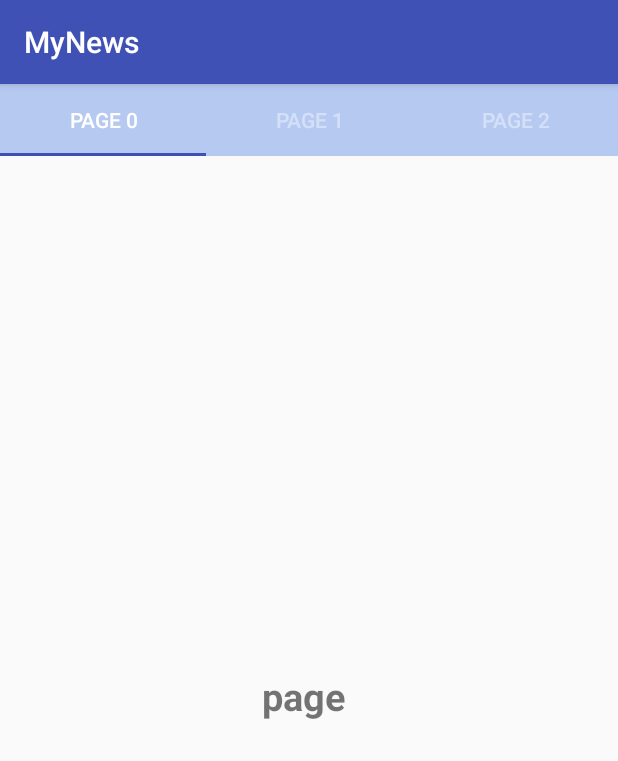
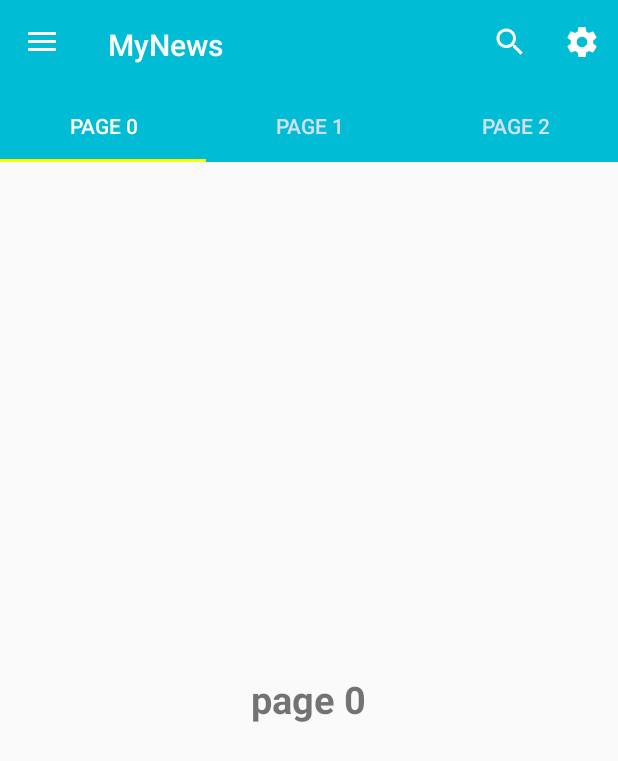
Before and after one commit to k4iz0/MyNews, an Android app: the screen it shows after launch (MainActivity), on a phone screen of 412 x 824 dp. Shown: the top 761 px of the screen. Run offline under Robolectric (Android 15) with nearby library versions, the phone set to English and light mode, and no system bars; our stand-ins replace ButterKnife; 1 statement that could not run was skipped.

Commit message:
- implement toolbar and navigationDrawer

```diff
--- a/app/src/main/java/ltd/kaizo/mynews/Adapter/PageAdapter.java
+++ b/app/src/main/java/ltd/kaizo/mynews/Adapter/PageAdapter.java
@@ -9,8 +9,8 @@ import icepick.State;
 import ltd.kaizo.mynews.Controller.Fragments.FirstFragment;
 
 public class PageAdapter extends FragmentPagerAdapter {
+
     private static int NUM_ITEMS = 3;
-    @State
     int position;
 
     public PageAdapter(FragmentManager mgr) {
@@ -30,8 +30,8 @@ public class PageAdapter extends FragmentPagerAdapter {
     @Override
 
     public Fragment getItem(int position) {
-    this.position = position;
-        return FirstFragment.newInstance();
+
+        return FirstFragment.newInstance(position);
 
     }
 
--- a/app/src/main/java/ltd/kaizo/mynews/Controller/Activities/MainActivity.java
+++ b/app/src/main/java/ltd/kaizo/mynews/Controller/Activities/MainActivity.java
@@ -1,31 +1,108 @@
 package ltd.kaizo.mynews.Controller.Activities;
 
+import android.os.Bundle;
+import android.support.annotation.NonNull;
+import android.support.design.widget.NavigationView;
 import android.support.design.widget.TabLayout;
+import android.support.v4.view.GravityCompat;
 import android.support.v4.view.ViewPager;
+import android.support.v4.widget.DrawerLayout;
+import android.support.v7.app.ActionBarDrawerToggle;
 import android.support.v7.app.AppCompatActivity;
-import android.os.Bundle;
+import android.support.v7.widget.Toolbar;
+import android.view.Menu;
+import android.view.MenuItem;
+import android.view.WindowManager;
+import android.widget.Toast;
 
 import butterknife.BindView;
 import butterknife.ButterKnife;
 import ltd.kaizo.mynews.Adapter.PageAdapter;
 import ltd.kaizo.mynews.R;
 
-public class MainActivity extends AppCompatActivity {
+public class MainActivity extends AppCompatActivity implements NavigationView.OnNavigationItemSelectedListener {
     @BindView(R.id.activity_main_viewpager)
     ViewPager viewPager;
     @BindView(R.id.activity_main_tabs)
     TabLayout tabs;
+    @BindView(R.id.activity_main_toolbar)
+    Toolbar toolbar;
+    @BindView(R.id.activity_main_drawer_layout)
+    DrawerLayout drawerLayout;
+    @BindView(R.id.activity_main_nav_view)
+    NavigationView navigationView;
+
     @Override
     protected void onCreate(Bundle savedInstanceState) {
         super.onCreate(savedInstanceState);
+        this.getWindow().setFlags(WindowManager.LayoutParams.FLAG_FULLSCREEN, WindowManager.LayoutParams.FLAG_FULLSCREEN);
         setContentView(R.layout.activity_main);
         ButterKnife.bind(this);
-        this.configureViewPager();
+        this.configureViewPagerWithTabs();
+        this.configureToolbar();
+        this.configureDrawerLayout();
+        this.configureNavigationView();
     }
 
-    private void configureViewPager() {
-    viewPager.setAdapter(new PageAdapter(getSupportFragmentManager()));
-    tabs.setupWithViewPager(viewPager);
-    tabs.setTabMode(TabLayout.MODE_FIXED);
+    // *******************************
+
+    //         CONFIGURATION
+
+    // *******************************
+
+
+    private void configureNavigationView() {
+        navigationView.setNavigationItemSelectedListener(this);
+    }
+
+    private void configureDrawerLayout() {
+        ActionBarDrawerToggle toggle = new ActionBarDrawerToggle(this, drawerLayout, toolbar, R.string.navigation_drawer_open, R.string.navigation_drawer_close);
+        toggle.getDrawerArrowDrawable().setColor(getResources().getColor(R.color.white));
+        drawerLayout.addDrawerListener(toggle);
+        toggle.syncState();
+
+    }
+
+    private void configureToolbar() {
+        setSupportActionBar(toolbar);
+    }
+
+    private void configureViewPagerWithTabs() {
+        viewPager.setAdapter(new PageAdapter(getSupportFragmentManager()));
+        tabs.setupWithViewPager(viewPager);
+        tabs.setTabMode(TabLayout.MODE_FIXED);
+    }
+
+    @Override
+    public boolean onCreateOptionsMenu(Menu menu) {
+        getMenuInflater().inflate(R.menu.menu_activity_main, menu);
+        return true;
+    }
+
+    @Override
+    public boolean onOptionsItemSelected(MenuItem item) {
+        switch (item.getItemId()) {
+            case R.id.menu_activity_main_search:
+                Toast.makeText(this, "search en cours d'implémentation", Toast.LENGTH_SHORT).show();
+                return true;
+            case R.id.menu_activity_main_params:
+                Toast.makeText(this, "paramètre en cours d'implémentation", Toast.LENGTH_SHORT).show();
+                return true;
+            default:
+                return super.onOptionsItemSelected(item);
+
+        }
+    }
+
+    @Override
+    public boolean onNavigationItemSelected(@NonNull MenuItem item) {
+        int id = item.getItemId();
+
+        switch (id) {
+            default:
+                break;
+        }
+        this.drawerLayout.closeDrawer(GravityCompat.START);
+        return true;
     }
 }
--- a/app/src/main/java/ltd/kaizo/mynews/Controller/Fragments/BaseFragment.java
+++ b/app/src/main/java/ltd/kaizo/mynews/Controller/Fragments/BaseFragment.java
@@ -11,7 +11,9 @@ import icepick.Icepick;
 
 public abstract class BaseFragment extends Fragment {
 
-//    protected abstract BaseFragment newInstance(int position);
+
+    public static final String KEY_POSITION = "position";
+    protected int position;
 
     protected abstract int getFragmentLayout();
 
@@ -23,6 +25,7 @@ public abstract class BaseFragment extends Fragment {
     public View onCreateView(LayoutInflater inflater, ViewGroup container, Bundle savedInstanceState) {
         View view = inflater.inflate(getFragmentLayout(), container, false);
         ButterKnife.bind(this, view);
+        if (getArguments() != null) this.position = getArguments().getInt(KEY_POSITION);
         this.configureDesign();
         return view;
     }
--- a/app/src/main/java/ltd/kaizo/mynews/Controller/Fragments/FirstFragment.java
+++ b/app/src/main/java/ltd/kaizo/mynews/Controller/Fragments/FirstFragment.java
@@ -2,35 +2,37 @@ package ltd.kaizo.mynews.Controller.Fragments;
 
 
 import android.os.Bundle;
-import android.support.v4.app.Fragment;
-import android.view.LayoutInflater;
-import android.view.View;
-import android.view.ViewGroup;
+import android.support.annotation.Nullable;
 import android.widget.LinearLayout;
 import android.widget.TextView;
 
 import butterknife.BindView;
-import butterknife.ButterKnife;
-import icepick.State;
 import ltd.kaizo.mynews.R;
-
+//TODO changer nom fragment
 public class FirstFragment extends BaseFragment {
-
-    private static final String KEY_POSITION="position";
     @BindView(R.id.fragment_first_title)
     TextView title;
     @BindView(R.id.fragment_page_rootview)
     LinearLayout fragmentFirstLayout;
-
     public FirstFragment() {
 
     }
 
 
+    public static BaseFragment newInstance(int position) {
+        FirstFragment frag = new FirstFragment();
+        Bundle bundle = new Bundle();
+        bundle.putInt(KEY_POSITION, position);
+        frag.setArguments(bundle);
+        return frag;
 
-    public static BaseFragment newInstance() {
+    }
 
-       return  new FirstFragment();
+    @Override
+    public void onCreate(@Nullable Bundle savedInstanceState) {
+        super.onCreate(savedInstanceState);
+
+
 
     }
 
@@ -46,10 +48,8 @@ public class FirstFragment extends BaseFragment {
 
     @Override
     protected void updateDesign() {
-        title.setText("page ");
+        title.setText("page "+position);
     }
 
 
-
-
 }
--- /dev/null
+++ b/app/src/main/res/drawable/ic_search_white_24dp.xml
@@ -0,0 +1,5 @@
+<vector android:height="24dp" android:tint="#FFFFFF"
+    android:viewportHeight="24.0" android:viewportWidth="24.0"
+    android:width="24dp" xmlns:android="http://schemas.android.com/apk/res/android">
+    <path android:fillColor="#FF000000" android:pathData="M15.5,14h-0.79l-0.28,-0.27C15.41,12.59 16,11.11 16,9.5 16,5.91 13.09,3 9.5,3S3,5.91 3,9.5 5.91,16 9.5,16c1.61,0 3.09,-0.59 4.23,-1.57l0.27,0.28v0.79l5,4.99L20.49,19l-4.99,-5zM9.5,14C7.01,14 5,11.99 5,9.5S7.01,5 9.5,5 14,7.01 14,9.5 11.99,14 9.5,14z"/>
+</vector>
--- /dev/null
+++ b/app/src/main/res/drawable/ic_settings_white_24dp.xml
@@ -0,0 +1,5 @@
+<vector android:height="24dp" android:tint="#FFFFFF"
+    android:viewportHeight="24.0" android:viewportWidth="24.0"
+    android:width="24dp" xmlns:android="http://schemas.android.com/apk/res/android">
+    <path android:fillColor="#FF000000" android:pathData="M19.43,12.98c0.04,-0.32 0.07,-0.64 0.07,-0.98s-0.03,-0.66 -0.07,-0.98l2.11,-1.65c0.19,-0.15 0.24,-0.42 0.12,-0.64l-2,-3.46c-0.12,-0.22 -0.39,-0.3 -0.61,-0.22l-2.49,1c-0.52,-0.4 -1.08,-0.73 -1.69,-0.98l-0.38,-2.65C14.46,2.18 14.25,2 14,2h-4c-0.25,0 -0.46,0.18 -0.49,0.42l-0.38,2.65c-0.61,0.25 -1.17,0.59 -1.69,0.98l-2.49,-1c-0.23,-0.09 -0.49,0 -0.61,0.22l-2,3.46c-0.13,0.22 -0.07,0.49 0.12,0.64l2.11,1.65c-0.04,0.32 -0.07,0.65 -0.07,0.98s0.03,0.66 0.07,0.98l-2.11,1.65c-0.19,0.15 -0.24,0.42 -0.12,0.64l2,3.46c0.12,0.22 0.39,0.3 0.61,0.22l2.49,-1c0.52,0.4 1.08,0.73 1.69,0.98l0.38,2.65c0.03,0.24 0.24,0.42 0.49,0.42h4c0.25,0 0.46,-0.18 0.49,-0.42l0.38,-2.65c0.61,-0.25 1.17,-0.59 1.69,-0.98l2.49,1c0.23,0.09 0.49,0 0.61,-0.22l2,-3.46c0.12,-0.22 0.07,-0.49 -0.12,-0.64l-2.11,-1.65zM12,15.5c-1.93,0 -3.5,-1.57 -3.5,-3.5s1.57,-3.5 3.5,-3.5 3.5,1.57 3.5,3.5 -1.57,3.5 -3.5,3.5z"/>
+</vector>
--- a/app/src/main/res/layout/activity_main.xml
+++ b/app/src/main/res/layout/activity_main.xml
@@ -1,10 +1,41 @@
 <?xml version="1.0" encoding="utf-8"?>
+<android.support.v4.widget.DrawerLayout
+
+    xmlns:android="http://schemas.android.com/apk/res/android"
+
+    xmlns:app="http://schemas.android.com/apk/res-auto"
+
+    xmlns:tools="http://schemas.android.com/tools"
+
+    android:id="@+id/activity_main_drawer_layout"
+
+    android:layout_width="match_parent"
+
+    android:layout_height="match_parent"
+
+    android:fitsSystemWindows="true"
+
+    tools:openDrawer="start"
+
+    tools:context=".Controller.Activities.MainActivity">
 <LinearLayout xmlns:android="http://schemas.android.com/apk/res/android"
     xmlns:app="http://schemas.android.com/apk/res-auto"
     android:layout_width="match_parent"
     android:layout_height="match_parent"
     android:orientation="vertical">
+    <android.support.v7.widget.Toolbar
 
+        android:id="@+id/activity_main_toolbar"
+
+        android:minHeight="?attr/actionBarSize"
+
+        android:layout_width="match_parent"
+
+        android:layout_height="60dp"
+
+        app:titleTextColor="@android:color/white"
+
+        android:background="?attr/colorPrimary"/>
     <android.support.design.widget.TabLayout
 
         android:id="@+id/activity_main_tabs"
@@ -13,9 +44,9 @@
 
         android:layout_height="wrap_content"
 
-        android:background="#B6C9F1"
+        android:background="@color/bluePrimary"
 
-        app:tabIndicatorColor="@color/colorPrimary"
+        app:tabIndicatorColor="@color/yellow"
 
         app:tabSelectedTextColor="#fff"
 
@@ -28,3 +59,19 @@
         android:layout_height="match_parent" />
 
 </LinearLayout>
+    <android.support.design.widget.NavigationView
+
+        android:id="@+id/activity_main_nav_view"
+
+        android:layout_width="wrap_content"
+
+        android:layout_height="match_parent"
+
+        android:layout_gravity="start"
+
+        android:fitsSystemWindows="true"
+
+        app:headerLayout="@layout/activity_main_nav_header"
+
+        app:menu="@menu/activity_main_menu_drawer" />
+</android.support.v4.widget.DrawerLayout>
--- /dev/null
+++ b/app/src/main/res/layout/activity_main_nav_header.xml
@@ -0,0 +1,18 @@
+<?xml version="1.0" encoding="utf-8"?>
+<LinearLayout
+    xmlns:android="http://schemas.android.com/apk/res/android"
+    xmlns:app="http://schemas.android.com/apk/res-auto"
+    android:layout_width="match_parent"
+    android:layout_height="wrap_content"
+    android:background="@color/blueDark"
+    android:gravity="center"
+    android:orientation="vertical">
+
+    <ImageView
+        android:id="@+id/imageView"
+        android:layout_width="wrap_content"
+        android:layout_height="wrap_content"
+        app:srcCompat="@drawable/nyt"
+        android:padding="5dp"/>
+
+</LinearLayout>
--- /dev/null
+++ b/app/src/main/res/menu/activity_main_menu_drawer.xml
@@ -0,0 +1,26 @@
+<?xml version="1.0" encoding="utf-8"?>
+<menu xmlns:android="http://schemas.android.com/apk/res/android"
+    xmlns:tools="http://schemas.android.com/tools"
+    tools:showIn="navigation_view">
+
+    <group android:checkableBehavior="single">
+        <item
+            android:id="@+id/activity_main_drawer_news"
+
+            android:title="@string/category" />
+    </group>
+
+    <item android:title="Configuration">
+        <menu>
+            <group android:checkableBehavior="single">
+                <item
+                    android:id="@+id/activity_main_drawer_profile"
+                    android:title="Profil" />
+                <item
+                    android:id="@+id/activity_main_drawer_settings"
+                    android:title="Paramètres" />
+            </group>
+        </menu>
+    </item>
+
+</menu>
--- /dev/null
+++ b/app/src/main/res/menu/menu_activity_main.xml
@@ -0,0 +1,15 @@
+<menu xmlns:android="http://schemas.android.com/apk/res/android"
+    xmlns:app="http://schemas.android.com/apk/res-auto">
+    <item
+        android:id="@+id/menu_activity_main_search"
+        android:icon="@drawable/ic_search_white_24dp"
+        app:showAsAction="ifRoom"
+        android:title="@string/search">
+    </item>
+    <item
+        android:id="@+id/menu_activity_main_params"
+        android:icon="@drawable/ic_settings_white_24dp"
+        app:showAsAction="ifRoom"
+        android:title="@string/settings">
+    </item>
+</menu>
--- a/app/src/main/res/values/colors.xml
+++ b/app/src/main/res/values/colors.xml
@@ -3,4 +3,8 @@
     <color name="colorPrimary">#3F51B5</color>
     <color name="colorPrimaryDark">#303F9F</color>
     <color name="colorAccent">#FF4081</color>
+    <color name="bluePrimary">#00bcd4</color>
+    <color name="yellow">#ffff00</color>
+    <color name="blueDark">#0097a7</color>
+    <color name="white">#ffffff</color>
 </resources>
--- a/app/src/main/res/values/strings.xml
+++ b/app/src/main/res/values/strings.xml
@@ -3,4 +3,9 @@
 
     <!-- TODO: Remove or change this placeholder text -->
     <string name="hello_blank_fragment">Hello blank fragment</string>
+    <string name="search">Rechercher</string>
+    <string name="settings">Paramètres</string>
+    <string name="navigation_drawer_open">Open navigation drawer</string>
+    <string name="navigation_drawer_close">Close navigation drawer</string>
+    <string name="category">Catégories</string>
 </resources>
--- a/app/src/main/res/values/styles.xml
+++ b/app/src/main/res/values/styles.xml
@@ -1,11 +1,20 @@
 <resources>
 
     <!-- Base application theme. -->
-    <style name="AppTheme" parent="Theme.AppCompat.Light.DarkActionBar">
+    <style name="AppTheme" parent="Theme.AppCompat.Light.NoActionBar">
         <!-- Customize your theme here. -->
-        <item name="colorPrimary">@color/colorPrimary</item>
+        <item name="colorPrimary">@color/bluePrimary</item>
         <item name="colorPrimaryDark">@color/colorPrimaryDark</item>
         <item name="colorAccent">@color/colorAccent</item>
     </style>
 
+    <!-- Toolbar theme. -->
+
+    <style name="ToolBarStyle" parent="AppTheme">
+
+        <item name="android:textColorPrimary">@android:color/white</item>
+
+        <item name="colorControlNormal">@android:color/white</item>
+
+    </style>
 </resources>
```
Also changed, not shown: app/src/main/res/drawable-hdpi/nyt.png (added), app/src/main/res/drawable-mdpi/nyt.png (added), app/src/main/res/drawable-xhdpi/nyt.png (added), app/src/main/res/drawable-xxhdpi/nyt.png (added), app/src/main/res/drawable-xxxhdpi/nyt.png (added).
